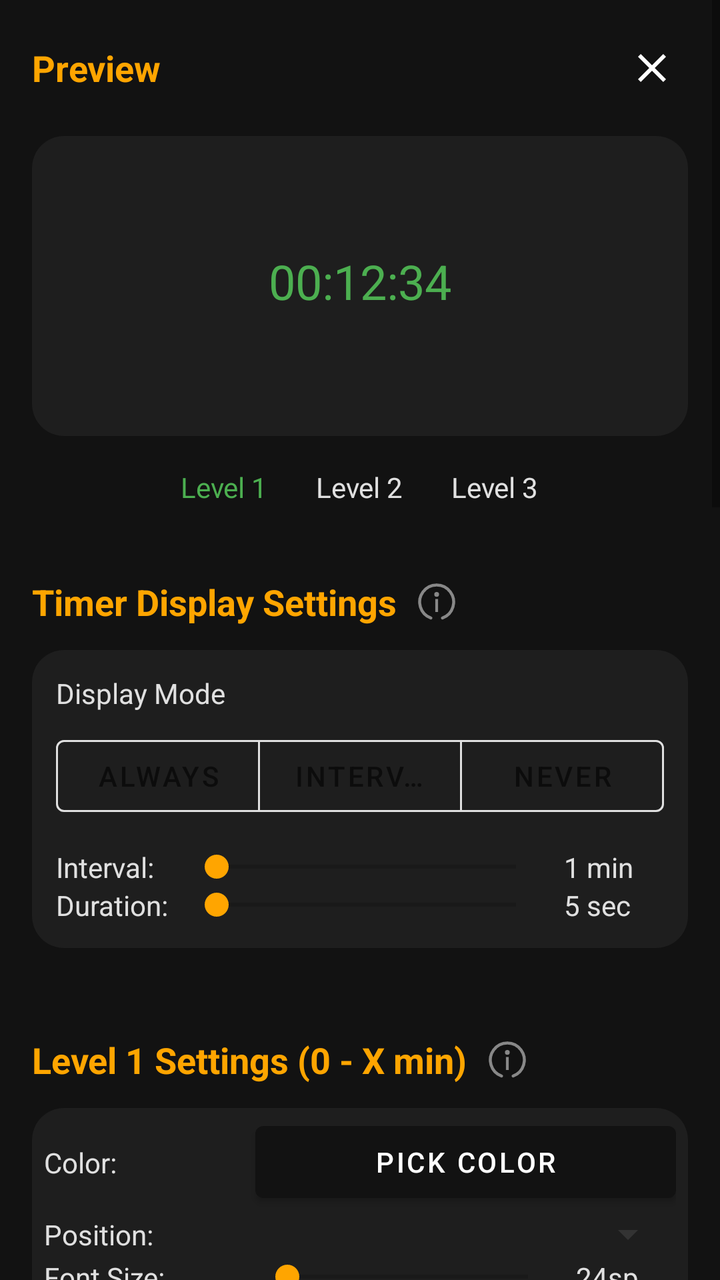
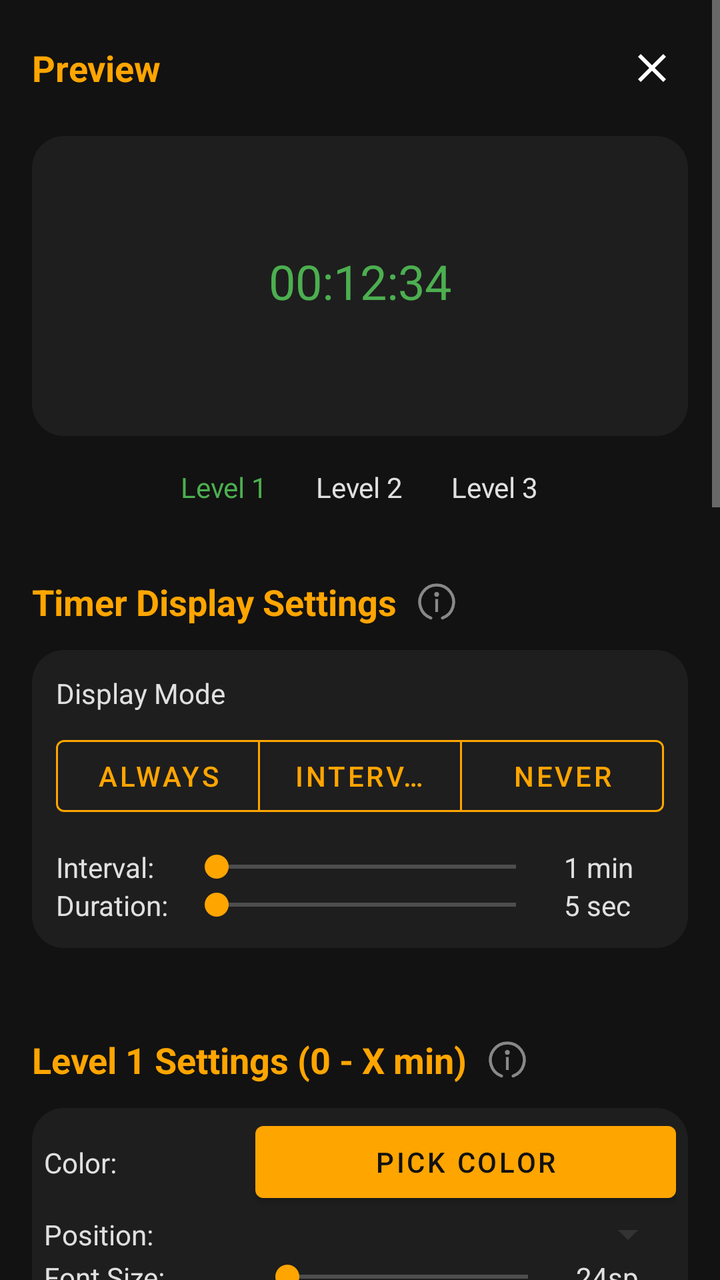

Before-and-after screenshots of an Android layout around one commit, followed by the original layout XML and the change that was made.
<!-- AndroidManifest.xml: application theme Theme.Screentimetracker -->
<!-- res/layout/activity_settings.xml -->
<?xml version="1.0" encoding="utf-8"?>
<ScrollView xmlns:android="http://schemas.android.com/apk/res/android"
    xmlns:app="http://schemas.android.com/apk/res-auto"
    xmlns:tools="http://schemas.android.com/tools"
    android:layout_width="match_parent"
    android:layout_height="match_parent"
    android:background="#121212"
    android:fitsSystemWindows="true"
    tools:context=".SettingsActivity">

    <LinearLayout
        android:layout_width="match_parent"
        android:layout_height="wrap_content"
        android:orientation="vertical"
        android:padding="16dp">

        <RelativeLayout
            android:layout_width="match_parent"
            android:layout_height="wrap_content"
            android:layout_marginBottom="8dp">

            <TextView
                android:layout_width="wrap_content"
                android:layout_height="wrap_content"
                android:text="Preview"
                android:textSize="18sp"
                android:textStyle="bold"
                android:textColor="#FFA500"
                android:layout_centerVertical="true"
                android:layout_alignParentStart="true" />

            <ImageButton
                android:id="@+id/closeButton"
                android:layout_width="36dp"
                android:layout_height="36dp"
                android:background="?attr/selectableItemBackgroundBorderless"
                android:contentDescription="Close"
                android:padding="6dp"
                android:src="@drawable/ic_cross"
                android:layout_centerVertical="true"
                android:layout_alignParentEnd="true" />
        </RelativeLayout>


        <androidx.constraintlayout.widget.ConstraintLayout
            android:id="@+id/previewLayout"
            android:layout_width="match_parent"
            android:layout_height="150dp"
            android:layout_marginTop="8dp"
            android:background="@drawable/rounded_background">

            <TextView
                android:id="@+id/previewTimeText"
                android:layout_width="wrap_content"
                android:layout_height="wrap_content"
                android:text="00:12:34"
                android:textSize="24sp"
                android:textColor="#4CAF50"
                app:layout_constraintBottom_toBottomOf="parent"
                app:layout_constraintEnd_toEndOf="parent"
                app:layout_constraintStart_toStartOf="parent"
                app:layout_constraintTop_toTopOf="parent" />
        </androidx.constraintlayout.widget.ConstraintLayout>

        <LinearLayout
            android:layout_width="match_parent"
            android:layout_height="wrap_content"
            android:orientation="horizontal"
            android:layout_marginTop="8dp"
            android:gravity="center_horizontal">

            <TextView
                android:id="@+id/previewLevel1Header"
                android:layout_width="wrap_content"
                android:layout_height="wrap_content"
                android:text="Level 1"
                android:padding="8dp"
                android:clickable="true"
                android:focusable="true"
                android:textColor="#4CAF50"
                android:background="?attr/selectableItemBackground"
                android:layout_marginEnd="8dp"/>
            <TextView
                android:id="@+id/previewLevel2Header"
                android:layout_width="wrap_content"
                android:layout_height="wrap_content"
                android:text="Level 2"
                android:padding="8dp"
                android:clickable="true"
                android:focusable="true"
                android:textColor="#E0E0E0"
                android:background="?attr/selectableItemBackground"
                android:layout_marginEnd="8dp"/>
            <TextView
                android:id="@+id/previewLevel3Header"
                android:layout_width="wrap_content"
                android:layout_height="wrap_content"
                android:text="Level 3"
                android:padding="8dp"
                android:clickable="true"
                android:focusable="true"
                android:textColor="#E0E0E0"
                android:background="?attr/selectableItemBackground"/>
        </LinearLayout>


        <LinearLayout
            android:layout_width="wrap_content"
            android:layout_height="wrap_content"
            android:orientation="horizontal"
            android:gravity="center_vertical"
            android:layout_marginTop="24dp"
            android:layout_marginBottom="8dp">

            <TextView
                style="@style/SettingsHeader"
                android:layout_marginTop="0dp"
                android:layout_marginBottom="0dp"
                android:text="Timer Display Settings"
                android:textColor="#FFA500" />

            <ImageButton
                android:id="@+id/helpTimerDisplay"
                android:layout_width="32dp"
                android:layout_height="32dp"
                android:layout_marginStart="4dp"
                android:background="?attr/selectableItemBackgroundBorderless"
                android:contentDescription="What does Timer Display do?"
                android:padding="6dp"
                android:src="@drawable/ic_info" />
        </LinearLayout>

        <LinearLayout
            android:layout_width="match_parent"
            android:layout_height="wrap_content"
            android:orientation="vertical"
            android:background="@drawable/rounded_background"
            android:padding="12dp"
            android:layout_marginBottom="16dp">

            <TextView
                android:layout_width="wrap_content"
                android:layout_height="wrap_content"
                android:text="Display Mode"
                android:textColor="#E0E0E0"
                android:layout_marginBottom="8dp" />

            <com.google.android.material.button.MaterialButtonToggleGroup
                android:id="@+id/timerDisplayModeToggleGroup"
                android:layout_width="match_parent"
                android:layout_height="wrap_content"
                app:singleSelection="true"
                app:selectionRequired="true">

                <Button
                    android:id="@+id/timerDisplayModeAlways"
                    style="?attr/materialButtonOutlinedStyle"
                    android:layout_width="0dp"
                    android:layout_height="wrap_content"
                    android:layout_weight="1"
                    android:text="Always" />

                <Button
                    android:id="@+id/timerDisplayModeInterval"
                    style="?attr/materialButtonOutlinedStyle"
                    android:layout_width="0dp"
                    android:layout_height="wrap_content"
                    android:layout_weight="1"
                    android:text="Interval" />

                <Button
                    android:id="@+id/timerDisplayModeNever"
                    style="?attr/materialButtonOutlinedStyle"
                    android:layout_width="0dp"
                    android:layout_height="wrap_content"
                    android:layout_weight="1"
                    android:text="Never" />
            </com.google.android.material.button.MaterialButtonToggleGroup>

            <GridLayout
                style="@style/SettingsGrid"
                android:layout_marginTop="12dp"
                android:layout_marginBottom="0dp">

                <TextView style="@style/SettingsLabel" android:text="Interval:" android:textColor="#E0E0E0" />
                <LinearLayout style="@style/SettingsControlLayout">
                    <SeekBar
                        android:id="@+id/timerDisplayIntervalSeekBar"
                        style="@style/SettingsSeekBar"
                        android:progressTint="#FFA500"
                        android:thumbTint="#FFA500" />
                    <TextView
                        android:id="@+id/timerDisplayIntervalValue"
                        style="@style/SettingsSeekBarValue"
                        android:text="1 min"
                        android:textColor="#E0E0E0" />
                </LinearLayout>

                <TextView style="@style/SettingsLabel" android:text="Duration:" android:textColor="#E0E0E0" />
                <LinearLayout style="@style/SettingsControlLayout">
                    <SeekBar
                        android:id="@+id/timerDisplayDurationSeekBar"
                        style="@style/SettingsSeekBar"
                        android:progressTint="#FFA500"
                        android:thumbTint="#FFA500" />
                    <TextView
                        android:id="@+id/timerDisplayDurationValue"
                        style="@style/SettingsSeekBarValue"
                        android:text="5 sec"
                        android:textColor="#E0E0E0" />
                </LinearLayout>
            </GridLayout>
        </LinearLayout>

        <LinearLayout
            android:layout_width="wrap_content"
            android:layout_height="wrap_content"
            android:orientation="horizontal"
            android:gravity="center_vertical"
            android:layout_marginTop="24dp"
            android:layout_marginBottom="8dp">

            <TextView
                style="@style/SettingsHeader"
                android:layout_marginTop="0dp"
                android:layout_marginBottom="0dp"
                android:text="Level 1 Settings (0 - X min)"
                android:textColor="#FFA500" />

            <ImageButton
                android:id="@+id/helpLevel1"
                android:layout_width="32dp"
                android:layout_height="32dp"
                android:layout_marginStart="4dp"
                android:background="?attr/selectableItemBackgroundBorderless"
                android:contentDescription="What is Level 1?"
                android:padding="6dp"
                android:src="@drawable/ic_info" />
        </LinearLayout>

        <GridLayout
            style="@style/SettingsGrid"
            android:background="@drawable/rounded_background">
            <TextView style="@style/SettingsLabel" android:text="Color:" android:textColor="#E0E0E0" />
            <Button android:id="@+id/level1ColorButton" style="@style/SettingsControl" android:text="Pick Color" />

            <TextView style="@style/SettingsLabel" android:text="Position:" android:textColor="#E0E0E0" />
            <Spinner
                android:id="@+id/level1PositionSpinner"
                style="@style/SettingsControl"
                android:backgroundTint="#333333" />

            <TextView style="@style/SettingsLabel" android:text="Font Size:" android:textColor="#E0E0E0" />
            <LinearLayout style="@style/SettingsControlLayout">
                <SeekBar
                    android:id="@+id/level1FontSizeSeekBar"
                    style="@style/SettingsSeekBar"
                    android:progressTint="#FFA500"
                    android:thumbTint="#FFA500" />
                <TextView
                    android:id="@+id/level1FontSizeValue"
                    style="@style/SettingsSeekBarValue"
                    android:text="24sp"
                    android:textColor="#E0E0E0" />
            </LinearLayout>

            <TextView
                style="@style/SettingsLabel"
                android:text="Enable Blinking:"
                android:textColor="#E0E0E0" />
            <androidx.appcompat.widget.SwitchCompat
                android:id="@+id/level1BlinkingSwitch"
                android:layout_width="wrap_content"
                android:layout_height="wrap_content"
                android:layout_gravity="center_vertical|start"
                android:minHeight="48dp"
                app:thumbTint="#FFA500"
                app:trackTint="#333333" />

            <TextView style="@style/SettingsLabel" android:text="Max Time:" android:textColor="#E0E0E0" />
            <LinearLayout style="@style/SettingsControlLayout">
                <SeekBar
                    android:id="@+id/level1TimeSeekBar"
                    style="@style/SettingsSeekBar"
                    android:progressTint="#FFA500"
                    android:thumbTint="#FFA500" />
                <TextView
                    android:id="@+id/level1TimeValue"
                    style="@style/SettingsSeekBarValue"
                    android:text="30 min"
                    android:textColor="#E0E0E0" />
            </LinearLayout>
        </GridLayout>

        <LinearLayout
            android:layout_width="wrap_content"
            android:layout_height="wrap_content"
            android:orientation="horizontal"
            android:gravity="center_vertical"
            android:layout_marginTop="24dp"
            android:layout_marginBottom="8dp">

            <TextView
                style="@style/SettingsHeader"
                android:layout_marginTop="0dp"
                android:layout_marginBottom="0dp"
                android:text="Level 2 Settings (Level 1 Max - Y min)"
                android:textColor="#FFA500" />

            <ImageButton
                android:id="@+id/helpLevel2"
                android:layout_width="32dp"
                android:layout_height="32dp"
                android:layout_marginStart="4dp"
                android:background="?attr/selectableItemBackgroundBorderless"
                android:contentDescription="What is Level 2?"
                android:padding="6dp"
                android:src="@drawable/ic_info" />
        </LinearLayout>
        <GridLayout
            style="@style/SettingsGrid"
            android:background="@drawable/rounded_background">
            <TextView style="@style/SettingsLabel" android:text="Color:" android:textColor="#E0E0E0" />
            <Button android:id="@+id/level2ColorButton" style="@style/SettingsControl" android:text="Pick Color" />
            <TextView style="@style/SettingsLabel" android:text="Position:" android:textColor="#E0E0E0" />
            <Spinner
                android:id="@+id/level2PositionSpinner"
                style="@style/SettingsControl"
                android:backgroundTint="#333333" />

            <TextView style="@style/SettingsLabel" android:text="Font Size:" android:textColor="#E0E0E0" />
            <LinearLayout style="@style/SettingsControlLayout">
                <SeekBar
                    android:id="@+id/level2FontSizeSeekBar"
                    style="@style/SettingsSeekBar"
                    android:progressTint="#FFA500"
                    android:thumbTint="#FFA500" />
                <TextView
                    android:id="@+id/level2FontSizeValue"
                    style="@style/SettingsSeekBarValue"
                    android:text="26sp"
                    android:textColor="#E0E0E0" />
            </LinearLayout>

            <TextView
                style="@style/SettingsLabel"
                android:text="Enable Blinking:"
                android:textColor="#E0E0E0" />
            <androidx.appcompat.widget.SwitchCompat
                android:id="@+id/level2BlinkingSwitch"
                android:layout_width="wrap_content"
                android:layout_height="wrap_content"
                android:layout_gravity="center_vertical|start"
                android:minHeight="48dp"
                app:thumbTint="#FFA500"
                app:trackTint="#333333" />

            <TextView style="@style/SettingsLabel" android:text="Duration:" android:textColor="#E0E0E0" />
            <LinearLayout style="@style/SettingsControlLayout">
                <SeekBar
                    android:id="@+id/level2TimeSeekBar"
                    style="@style/SettingsSeekBar"
                    android:progressTint="#FFA500"
                    android:thumbTint="#FFA500" />
                <TextView
                    android:id="@+id/level2TimeValue"
                    style="@style/SettingsSeekBarValue"
                    android:text="30 min"
                    android:textColor="#E0E0E0" />
            </LinearLayout>
        </GridLayout>

        <LinearLayout
            android:layout_width="wrap_content"
            android:layout_height="wrap_content"
            android:orientation="horizontal"
            android:gravity="center_vertical"
            android:layout_marginTop="24dp"
            android:layout_marginBottom="8dp">

            <TextView
                style="@style/SettingsHeader"
                android:layout_marginTop="0dp"
                android:layout_marginBottom="0dp"
                android:text="Level 3 Settings (Above Level 2 Max)"
                android:textColor="#FFA500" />

            <ImageButton
                android:id="@+id/helpLevel3"
                android:layout_width="32dp"
                android:layout_height="32dp"
                android:layout_marginStart="4dp"
                android:background="?attr/selectableItemBackgroundBorderless"
                android:contentDescription="What is Level 3?"
                android:padding="6dp"
                android:src="@drawable/ic_info" />
        </LinearLayout>
        <GridLayout
            style="@style/SettingsGrid"
            android:background="@drawable/rounded_background">
            <TextView style="@style/SettingsLabel" android:text="Color:" android:textColor="#E0E0E0" />
            <Button android:id="@+id/level3ColorButton" style="@style/SettingsControl" android:text="Pick Color" />
            <TextView style="@style/SettingsLabel" android:text="Position:" android:textColor="#E0E0E0" />
            <Spinner
                android:id="@+id/level3PositionSpinner"
                style="@style/SettingsControl"
                android:backgroundTint="#333333" />

            <TextView style="@style/SettingsLabel" android:text="Font Size:" android:textColor="#E0E0E0" />
            <LinearLayout style="@style/SettingsControlLayout">
                <SeekBar
                    android:id="@+id/level3FontSizeSeekBar"
                    style="@style/SettingsSeekBar"
                    android:progressTint="#FFA500"
                    android:thumbTint="#FFA500" />
                <TextView
                    android:id="@+id/level3FontSizeValue"
                    style="@style/SettingsSeekBarValue"
                    android:text="28sp"
                    android:textColor="#E0E0E0" />
            </LinearLayout>

            <TextView
                style="@style/SettingsLabel"
                android:text="Enable Blinking:"
                android:textColor="#E0E0E0" />
            <androidx.appcompat.widget.SwitchCompat
                android:id="@+id/level3BlinkingSwitch"
                android:layout_width="wrap_content"
                android:layout_height="wrap_content"
                android:layout_gravity="center_vertical|start"
                android:minHeight="48dp"
                app:thumbTint="#FFA500"
                app:trackTint="#333333"
                tools:checked="true" />
        </GridLayout>

        <LinearLayout
            android:layout_width="wrap_content"
            android:layout_height="wrap_content"
            android:orientation="horizontal"
            android:gravity="center_vertical"
            android:layout_marginTop="24dp"
            android:layout_marginBottom="8dp">

            <TextView
                style="@style/SettingsHeader"
                android:layout_marginTop="0dp"
                android:layout_marginBottom="0dp"
                android:text="Daily Reset Time"
                android:textColor="#FFA500" />

            <ImageButton
                android:id="@+id/helpResetTime"
                android:layout_width="32dp"
                android:layout_height="32dp"
                android:layout_marginStart="4dp"
                android:background="?attr/selectableItemBackgroundBorderless"
                android:contentDescription="What does Daily Reset do?"
                android:padding="6dp"
                android:src="@drawable/ic_info" />
        </LinearLayout>
        <GridLayout
            style="@style/SettingsGrid"
            android:background="@drawable/rounded_background">
            <TextView style="@style/SettingsLabel" android:text="Hour (24h):" android:textColor="#E0E0E0" />
            <Spinner
                android:id="@+id/resetHourSpinner"
                style="@style/SettingsControl"
                android:backgroundTint="#333333" />

            <TextView style="@style/SettingsLabel" android:text="Minute:" android:textColor="#E0E0E0" />
            <Spinner
                android:id="@+id/resetMinuteSpinner"
                style="@style/SettingsControl"
                android:backgroundTint="#333333" />
        </GridLayout>

        
        <LinearLayout
            android:layout_width="wrap_content"
            android:layout_height="wrap_content"
            android:orientation="horizontal"
            android:gravity="center_vertical"
            android:layout_marginTop="24dp"
            android:layout_marginBottom="8dp">

            <TextView
                style="@style/SettingsHeader"
                android:layout_marginTop="0dp"
                android:layout_marginBottom="0dp"
                android:text="Import &amp; Export"
                android:textColor="#FFA500" />

            <ImageButton
                android:id="@+id/helpImportExport"
                android:layout_width="32dp"
                android:layout_height="32dp"
                android:layout_marginStart="4dp"
                android:background="?attr/selectableItemBackgroundBorderless"
                android:contentDescription="What does Import &amp; Export do?"
                android:padding="6dp"
                android:src="@drawable/ic_info" />
        </LinearLayout>

        <LinearLayout
            android:layout_width="match_parent"
            android:layout_height="wrap_content"
            android:orientation="vertical"
            android:background="@drawable/rounded_background"
            android:padding="16dp"
            android:layout_marginBottom="16dp">

            <TextView
                android:layout_width="wrap_content"
                android:layout_height="wrap_content"
                android:text="Save or restore your settings as a JSON file."
                android:textColor="#888888"
                android:textSize="13sp"
                android:layout_marginBottom="12dp" />

            <LinearLayout
                android:layout_width="match_parent"
                android:layout_height="wrap_content"
                android:orientation="horizontal">

                <Button
                    android:id="@+id/exportSettingsButton"
                    android:layout_width="0dp"
                    android:layout_height="44dp"
                    android:layout_weight="1"
                    android:text="Export"
                    android:backgroundTint="#2A2A2A"
                    android:textColor="#FFA500"
                    android:textSize="14sp"
                    android:layout_marginEnd="8dp"
                    android:stateListAnimator="@null" />

                <Button
                    android:id="@+id/importSettingsButton"
                    android:layout_width="0dp"
                    android:layout_height="44dp"
                    android:layout_weight="1"
                    android:text="Import"
                    android:backgroundTint="#2A2A2A"
                    android:textColor="#FFA500"
                    android:textSize="14sp"
                    android:stateListAnimator="@null" />
            </LinearLayout>
        </LinearLayout>

        <Button
            android:id="@+id/saveButton"
            android:layout_width="wrap_content"
            android:layout_height="wrap_content"
            android:layout_gravity="center_horizontal"
            android:layout_marginTop="8dp"
            android:text="Save Settings"
            android:backgroundTint="#FFA500"
            android:textColor="#121212" />

    </LinearLayout>
</ScrollView>
<!-- resources referenced by this layout -->
<resources>
  <!-- drawable rounded_background (drawable) -->
  <?xml version="1.0" encoding="utf-8"?>
  <shape xmlns:android="http://schemas.android.com/apk/res/android">
      <solid android:color="#1E1E1E" />
      <corners android:radius="16dp" />
      <padding android:left="6dp" android:top="3dp" android:right="6dp" android:bottom="8dp" />
  </shape>
  <style name="SettingsControl">
          <item name="android:layout_width">0dp</item> <item name="android:layout_height">wrap_content</item>
          <item name="android:layout_gravity">fill_horizontal|center_vertical</item>
          <item name="android:layout_columnWeight">1</item>
          <item name="android:layout_rowWeight">1</item>
      </style>
  <style name="SettingsControlLayout" parent="SettingsControl">
          <item name="android:orientation">horizontal</item>
      </style>
  <style name="SettingsGrid">
          <item name="android:layout_width">match_parent</item>
          <item name="android:layout_height">wrap_content</item>
          <item name="android:columnCount">2</item>
          <item name="android:layout_marginBottom">16dp</item>
      </style>
  <style name="SettingsHeader">
          <item name="android:layout_width">wrap_content</item>
          <item name="android:layout_height">wrap_content</item>
          <item name="android:textSize">18sp</item>
          <item name="android:textStyle">bold</item>
          <item name="android:layout_marginTop">24dp</item>
          <item name="android:layout_marginBottom">8dp</item>
      </style>
  <style name="SettingsLabel">
          <item name="android:layout_width">wrap_content</item>
          <item name="android:layout_height">wrap_content</item>
          <item name="android:layout_gravity">start|center_vertical</item>
          <item name="android:layout_marginEnd">8dp</item>
          <item name="android:layout_columnWeight">0</item> <item name="android:layout_rowWeight">1</item>
      </style>
  <style name="SettingsSeekBar">
          <item name="android:layout_width">0dp</item>
          <item name="android:layout_height">wrap_content</item>
          <item name="android:layout_weight">1</item>
          <item name="android:layout_gravity">center_vertical</item>
      </style>
  <style name="SettingsSeekBarValue">
          <item name="android:layout_width">wrap_content</item>
          <item name="android:layout_height">wrap_content</item>
          <item name="android:layout_marginStart">8dp</item>
          <item name="android:minWidth">50dp</item> <item name="android:layout_gravity">center_vertical</item>
      </style>
  <style name="Theme.Screentimetracker" parent="Theme.MaterialComponents.DayNight.NoActionBar">
          
          <item name="colorPrimary">@color/purple_500</item>
          <item name="colorPrimaryVariant">@color/purple_700</item>
          <item name="colorOnPrimary">@color/white</item>
          
          <item name="colorSecondary">@color/teal_200</item>
          <item name="colorSecondaryVariant">@color/teal_700</item>
          <item name="colorOnSecondary">@color/black</item>
          
          <item name="android:statusBarColor">?attr/colorPrimaryVariant</item>
          
          <item name="android:navigationBarColor">#121212</item>
          <item name="android:statusBarColor">#121212</item>
          <item name="android:windowLightNavigationBar">false</item>
      </style>
  <color name="purple_500">#121212</color>
  <color name="purple_700">#121212</color>
  <color name="white">#FFFFFFFF</color>
  <color name="teal_200">#FF03DAC5</color>
  <color name="teal_700">#FF018786</color>
  <color name="black">#FF000000</color>
  <!-- unchanged entries left out for length: 2 -->
</resources>

<!-- the commit's change to res/layout/activity_settings.xml (unified diff, before → after) -->
@@ -154,7 +154,7 @@
 
                 <Button
                     android:id="@+id/timerDisplayModeAlways"
-                    style="?attr/materialButtonOutlinedStyle"
+                    style="@style/DisplayModeToggleButton"
                     android:layout_width="0dp"
                     android:layout_height="wrap_content"
                     android:layout_weight="1"
@@ -162,7 +162,7 @@
 
                 <Button
                     android:id="@+id/timerDisplayModeInterval"
-                    style="?attr/materialButtonOutlinedStyle"
+                    style="@style/DisplayModeToggleButton"
                     android:layout_width="0dp"
                     android:layout_height="wrap_content"
                     android:layout_weight="1"
@@ -170,7 +170,7 @@
 
                 <Button
                     android:id="@+id/timerDisplayModeNever"
-                    style="?attr/materialButtonOutlinedStyle"
+                    style="@style/DisplayModeToggleButton"
                     android:layout_width="0dp"
                     android:layout_height="wrap_content"
                     android:layout_weight="1"
<!-- resource entries referenced after the edit -->
@@ -7,6 +7,12 @@
       <corners android:radius="16dp" />
       <padding android:left="6dp" android:top="3dp" android:right="6dp" android:bottom="8dp" />
   </shape>
+  <style name="DisplayModeToggleButton" parent="Widget.MaterialComponents.Button.OutlinedButton">
+          <item name="android:textColor">@color/toggle_mode_text</item>
+          <item name="backgroundTint">@color/toggle_mode_background</item>
+          <item name="strokeColor">@color/accent_orange</item>
+          <item name="rippleColor">@color/accent_orange</item>
+      </style>
   <style name="SettingsControl">
           <item name="android:layout_width">0dp</item> <item name="android:layout_height">wrap_content</item>
           <item name="android:layout_gravity">fill_horizontal|center_vertical</item>
@@ -49,28 +55,24 @@
           <item name="android:layout_marginStart">8dp</item>
           <item name="android:minWidth">50dp</item> <item name="android:layout_gravity">center_vertical</item>
       </style>
-  <style name="Theme.Screentimetracker" parent="Theme.MaterialComponents.DayNight.NoActionBar">
+  <style name="Theme.Screentimetracker" parent="Theme.MaterialComponents.NoActionBar">
           
-          <item name="colorPrimary">@color/purple_500</item>
-          <item name="colorPrimaryVariant">@color/purple_700</item>
-          <item name="colorOnPrimary">@color/white</item>
-          
-          <item name="colorSecondary">@color/teal_200</item>
-          <item name="colorSecondaryVariant">@color/teal_700</item>
-          <item name="colorOnSecondary">@color/black</item>
-          
-          <item name="android:statusBarColor">?attr/colorPrimaryVariant</item>
-          
-          <item name="android:navigationBarColor">#121212</item>
-          <item name="android:statusBarColor">#121212</item>
+          <item name="colorPrimary">@color/accent_orange</item>
+          <item name="colorPrimaryVariant">@color/accent_orange</item>
+          <item name="colorOnPrimary">@color/on_accent</item>
+          <item name="colorSecondary">@color/accent_orange</item>
+          <item name="colorSecondaryVariant">@color/accent_orange</item>
+          <item name="colorOnSecondary">@color/on_accent</item>
+  
+          <item name="android:windowBackground">@color/app_background_dark</item>
+          <item name="android:statusBarColor">@color/app_background_dark</item>
+          <item name="android:navigationBarColor">@color/app_background_dark</item>
+          <item name="android:windowLightStatusBar">false</item>
           <item name="android:windowLightNavigationBar">false</item>
       </style>
-  <color name="purple_500">#121212</color>
-  <color name="purple_700">#121212</color>
-  <color name="white">#FFFFFFFF</color>
-  <color name="teal_200">#FF03DAC5</color>
-  <color name="teal_700">#FF018786</color>
-  <color name="black">#FF000000</color>
+  <color name="accent_orange">#FFA500</color>
+  <color name="on_accent">#121212</color>
+  <color name="app_background_dark">#121212</color>
   <!-- unchanged entries left out for length: 2 -->
 </resources>
 
